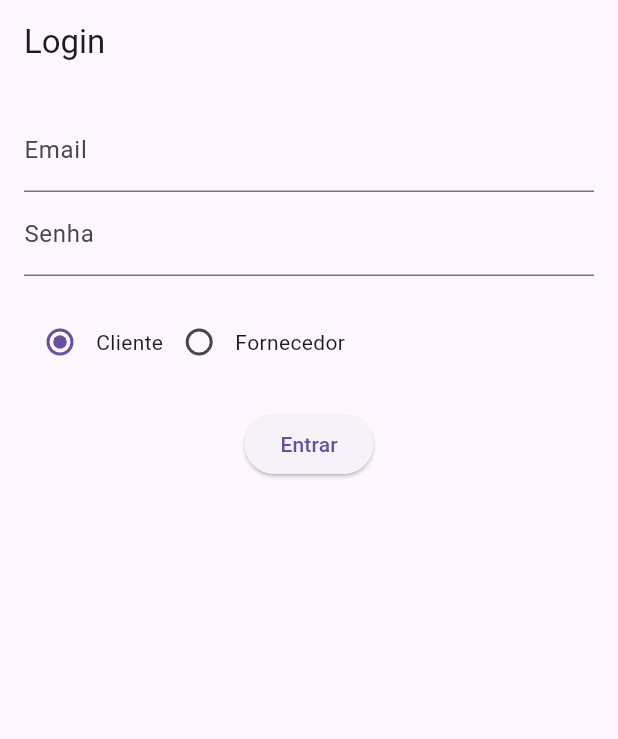
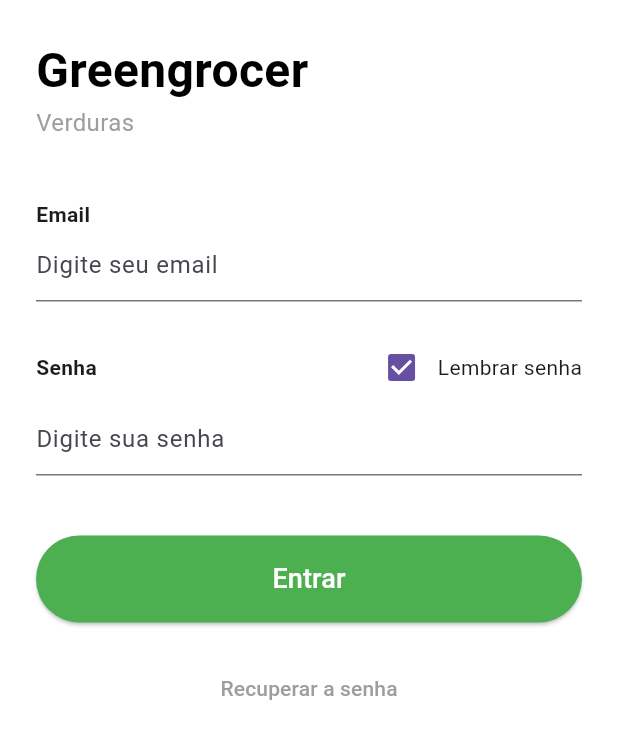
Before and after one commit to Keitesb/greennovo, a Flutter app: the screen it shows after launch, on a phone screen of 412 x 824 dp. Shown: the top 739 px of the screen. Run offline on Flutter 3.47's test engine with Material 3 defaults, Android fonts, the phone set to English and light mode, and no system bars; our stand-ins replace sqflite; accounts and stored records are empty.

Commit message:
Mensagem explicando as mudanças feitas

```diff
--- a/lib/models/order_model.dart
+++ b/lib/models/order_model.dart
@@ -1,7 +1,5 @@
-// lib/models/order_model.dart
-
-import 'order_item_model.dart';
-import 'user_model.dart';
+import 'package:greennovo/models/order_item_model.dart';
+import 'package:greennovo/models/user_model.dart';
 
 class Order {
   final String id;
@@ -9,9 +7,9 @@ class Order {
   final double total;
   String status;
   final List<OrderItem> items;
-  final User customer;     // Adicione este campo
-  final String notes;      // Adicione este campo
-  final String paymentMethod; // Adicione este campo
+  final User customer;
+  final String notes;
+  final String paymentMethod;
 
   Order({
     required this.id,
@@ -19,8 +17,34 @@ class Order {
     required this.total,
     required this.status,
     required this.items,
-    required this.customer,      // Adicione este campo
-    required this.notes,         // Adicione este campo
-    required this.paymentMethod, // Adicione este campo
+    required this.customer,
+    required this.notes,
+    required this.paymentMethod,
   });
+
+  factory Order.fromMap(Map<String, dynamic> map) {
+    return Order(
+      id: map['id'],
+      date: DateTime.fromMillisecondsSinceEpoch(map['date']),
+      total: map['total'],
+      status: map['status'],
+      items: List<OrderItem>.from(map['items'].map((item) => OrderItem.fromMap(item))),
+      customer: User.fromMap(map['customer']),
+      notes: map['notes'],
+      paymentMethod: map['payment_method'],
+    );
+  }
+
+  Map<String, dynamic> toMap() {
+    return {
+      'id': id,
+      'date': date.millisecondsSinceEpoch,
+      'total': total,
+      'status': status,
+      'items': items.map((item) => item.toMap()).toList(),
+      'customer': customer.toMap(),
+      'notes': notes,
+      'payment_method': paymentMethod,
+    };
+  }
 }
--- a/lib/models/user_model.dart
+++ b/lib/models/user_model.dart
@@ -1,19 +1,41 @@
-// lib/models/user_model.dart
-
 class User {
   final String id;
   final String name;
   final String email;
-  final String type; // 'client' ou 'supplier'
-  final String address; // Adicione este campo
-  final String phone;   // Adicione este campo
+  final String type;
+  final String address;
+  final String phone;
 
   User({
     required this.id,
     required this.name,
     required this.email,
     required this.type,
-    required this.address, // Adicione este campo
-    required this.phone,   // Adicione este campo
+    required this.address,
+    required this.phone,
   });
+
+  // Converte um mapa em um objeto User
+  factory User.fromMap(Map<String, dynamic> map) {
+    return User(
+      id: map['id'],
+      name: map['name'],
+      email: map['email'],
+      type: map['type'],
+      address: map['address'],
+      phone: map['phone'],
+    );
+  }
+
+  // Converte um objeto User em um mapa para o SQLite
+  Map<String, dynamic> toMap() {
+    return {
+      'id': id,
+      'name': name,
+      'email': email,
+      'type': type,
+      'address': address,
+      'phone': phone,
+    };
+  }
 }
--- a/lib/providers/auth_provider.dart
+++ b/lib/providers/auth_provider.dart
@@ -1,4 +1,3 @@
-// lib/providers/auth_provider.dart
 import 'package:flutter/material.dart';
 import 'package:greennovo/models/user_model.dart';
 
@@ -10,13 +9,33 @@ class AuthProvider extends ChangeNotifier {
   bool get isClient => _currentUser?.type == 'client';
   bool get isSupplier => _currentUser?.type == 'supplier';
 
-  /// Realiza login (guarda o usuário e notifica listeners)
-  void login(User user) {
-    _currentUser = user;
-    notifyListeners();
+  // Validação de login
+  Future<void> login(String email, String password) async {
+    if (email == 'cliente@greengrocer.ac.mz' && password == '0000') {
+      _currentUser = User(
+        id: '1',
+        name: 'Cliente Exemplo',
+        email: email,
+        type: 'client',
+        address: 'Rua dos Clientes, 123',
+        phone: '+258 84 000 0000',
+      );
+      notifyListeners();
+    } else if (email == 'fornecedor@greengrocer.ac.mz' && password == '0000') {
+      _currentUser = User(
+        id: '2',
+        name: 'Fornecedor Exemplo',
+        email: email,
+        type: 'supplier',
+        address: 'Rua dos Fornecedores, 123',
+        phone: '+258 84 111 2222',
+      );
+      notifyListeners();
+    } else {
+      throw Exception('Credenciais inválidas');
+    }
   }
 
-  /// Faz logout (remove usuário e notifica listeners)
   void logout() {
     _currentUser = null;
     notifyListeners();
--- a/lib/views/auth/login_screen.dart
+++ b/lib/views/auth/login_screen.dart
@@ -2,17 +2,12 @@ import 'package:flutter/material.dart';
 import 'package:greennovo/views/main_app_screen.dart';
 import 'package:provider/provider.dart';
 import 'package:greennovo/providers/auth_provider.dart';
-import 'package:greennovo/models/user_model.dart';
 
 class LoginScreen extends StatelessWidget {
   final _formKey = GlobalKey<FormState>();
   final _emailController = TextEditingController();
   final _passwordController = TextEditingController();
-  final _userType = ValueNotifier<String>('client');
-
-  // Adicione esses providers para mock address e phone, se quiser inputs reais.
-  // final _addressController = TextEditingController();
-  // final _phoneController = TextEditingController();
+  bool _rememberPassword = true; // Controle do checkbox
 
   LoginScreen({super.key});
 
@@ -21,94 +16,137 @@ class LoginScreen extends StatelessWidget {
     final authController = Provider.of<AuthProvider>(context, listen: false);
 
     return Scaffold(
-      appBar: AppBar(title: const Text('Login')),
+      backgroundColor: Colors.white, // Fundo branco (como na imagem)
       body: Padding(
-        padding: const EdgeInsets.all(16.0),
+        padding: const EdgeInsets.all(24.0),
         child: Form(
           key: _formKey,
           child: Column(
+            crossAxisAlignment: CrossAxisAlignment.start,
             children: [
+              // Título "Greengrocer"
+              const Text(
+                'Greengrocer',
+                style: TextStyle(
+                  fontSize: 32,
+                  fontWeight: FontWeight.bold,
+                  color: Colors.black,
+                ),
+              ),
+              // Subtítulo "Verduras"
+              const Text(
+                'Verduras',
+                style: TextStyle(
+                  fontSize: 16,
+                  color: Colors.grey,
+                ),
+              ),
+              const SizedBox(height: 40),
+
+              // Campo de Email
+              const Text(
+                'Email',
+                style: TextStyle(fontWeight: FontWeight.bold),
+              ),
               TextFormField(
                 controller: _emailController,
-                decoration: const InputDecoration(labelText: 'Email'),
+                decoration: const InputDecoration(
+                  hintText: 'Digite seu email',
+                  border: UnderlineInputBorder(),
+                ),
                 validator: (value) {
                   if (value == null || value.isEmpty) {
-                    return 'Por favor insira seu email';
+                    return 'Campo obrigatório';
                   }
                   return null;
                 },
               ),
+              const SizedBox(height: 20),
+
+              // Campo de Senha + Checkbox "Lembrar senha"
+              Row(
+                children: [
+                  const Text(
+                    'Senha',
+                    style: TextStyle(fontWeight: FontWeight.bold),
+                  ),
+                  const Spacer(),
+                  Row(
+                    children: [
+                      Checkbox(
+                        value: _rememberPassword,
+                        onChanged: (value) {
+                          _rememberPassword = value!;
+                        },
+                      ),
+                      const Text('Lembrar senha'),
+                    ],
+                  ),
+                ],
+              ),
               TextFormField(
                 controller: _passwordController,
-                decoration: const InputDecoration(labelText: 'Senha'),
+                decoration: const InputDecoration(
+                  hintText: 'Digite sua senha',
+                  border: UnderlineInputBorder(),
+                ),
                 obscureText: true,
                 validator: (value) {
                   if (value == null || value.isEmpty) {
-                    return 'Por favor insira sua senha';
+                    return 'Campo obrigatório';
                   }
                   return null;
                 },
               ),
-              // Se quiser campos reais para endereço e telefone:
-              // TextFormField(
-              //   controller: _addressController,
-              //   decoration: const InputDecoration(labelText: 'Endereço'),
-              // ),
-              // TextFormField(
-              //   controller: _phoneController,
-              //   decoration: const InputDecoration(labelText: 'Telefone'),
-              // ),
-              const SizedBox(height: 20),
-              ValueListenableBuilder<String>(
-                valueListenable: _userType,
-                builder: (context, value, child) {
-                  return Row(
-                    children: [
-                      Radio<String>(
-                        value: 'client',
-                        groupValue: value,
-                        onChanged: (newValue) {
-                          _userType.value = newValue!;
-                        },
-                      ),
-                      const Text('Cliente'),
-                      Radio<String>(
-                        value: 'supplier',
-                        groupValue: value,
-                        onChanged: (newValue) {
-                          _userType.value = newValue!;
-                        },
-                      ),
-                      const Text('Fornecedor'),
-                    ],
+              const SizedBox(height: 40),
+
+              // Botão "Entrar"
+              SizedBox(
+                width: double.infinity,
+                child: ElevatedButton(
+                  onPressed: () async {
+                    if (_formKey.currentState!.validate()) {
+                      try {
+                        await authController.login(
+                          _emailController.text,
+                          _passwordController.text,
                         );
-                },
-              ),
-              const SizedBox(height: 20),
-              ElevatedButton(
-                onPressed: () {
-                  if (_formKey.currentState!.validate()) {
-                    // Simulando login bem-sucedido
-                    final user = User(
-                      id: '1234',
-                      name: 'Keite',
-                      email: _emailController.text,
-                      type: _userType.value,
-                      address: 'Endereço Exemplo', // ou _addressController.text
-                      phone: '+258 84 000 0000',   // ou _phoneController.text
-                    );
-                    authController.login(user);
-
-                    // Navega para a tela principal apropriada
                         Navigator.pushReplacement(
                           context,
                           MaterialPageRoute(
                             builder: (context) => const MainAppScreen(),
                           ),
                         );
+                      } catch (e) {
+                        ScaffoldMessenger.of(context).showSnackBar(
+                          SnackBar(content: Text('Erro: ${e.toString()}')),
+                        );
+                      }
                     }
                   },
-                child: const Text('Entrar'),
+                  style: ElevatedButton.styleFrom(
+                    backgroundColor: Colors.green, // Cor verde do botão
+                    padding: const EdgeInsets.symmetric(vertical: 16),
+                  ),
+                  child: const Text(
+                    'Entrar',
+                    style: TextStyle(fontSize: 18, color: Colors.white),
+                  ),
+                ),
+              ),
+              const SizedBox(height: 20),
+
+              // Link "Recuperar a senha"
+              Center(
+                child: TextButton(
+                  onPressed: () {
+                    // Implementar recuperação de senha
+                  },
+                  child: const Text(
+                    'Recuperar a senha',
+                    style: TextStyle(color: Colors.grey),
+                  ),
+                ),
               ),
             ],
           ),
--- a/pubspec.yaml
+++ b/pubspec.yaml
@@ -16,6 +16,8 @@ dependencies:
   intl: ^0.20.2
 
   cupertino_icons: ^1.0.8
+  path_provider: ^2.1.5
+  sqflite: ^2.4.2
 
 dev_dependencies:
   flutter_test:
```
Also changed, not shown: lib/models/data_base_helper.dart (added, +109 -0 lines), lib/models/order_item_model.dart (+18 -0 lines), lib/models/product_model.dart (+18 -0 lines), pubspec.lock. Lines whose indentation alone changed are shown as unchanged.
